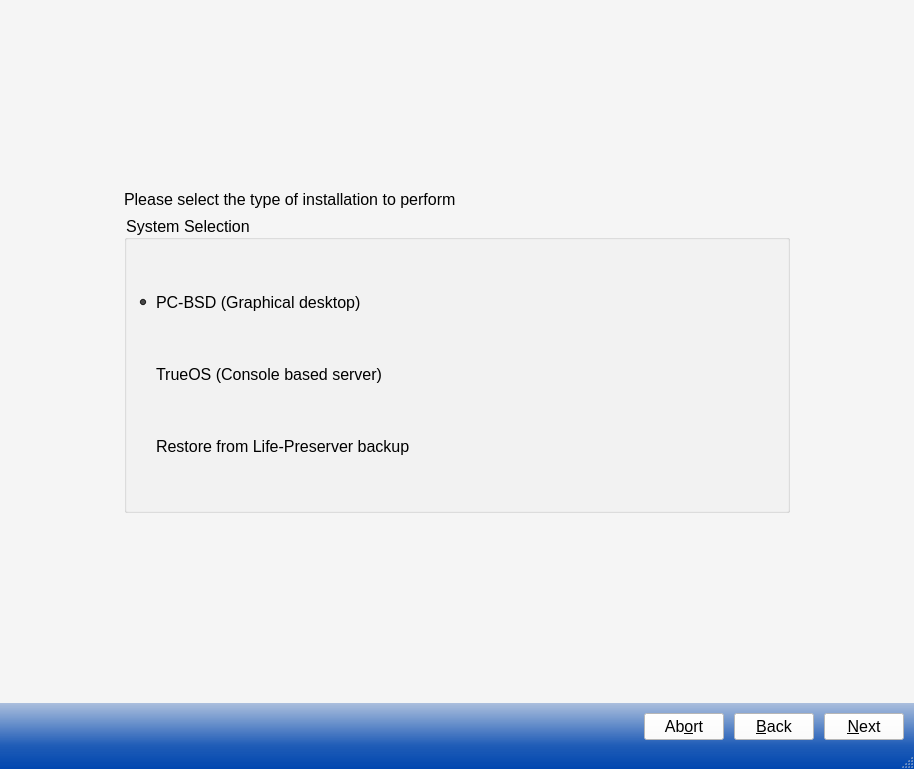
Before: the Qt Designer form src-qt5/pc-installgui/installer.ui in trueos/pcbsd, drawn with Qt 5.
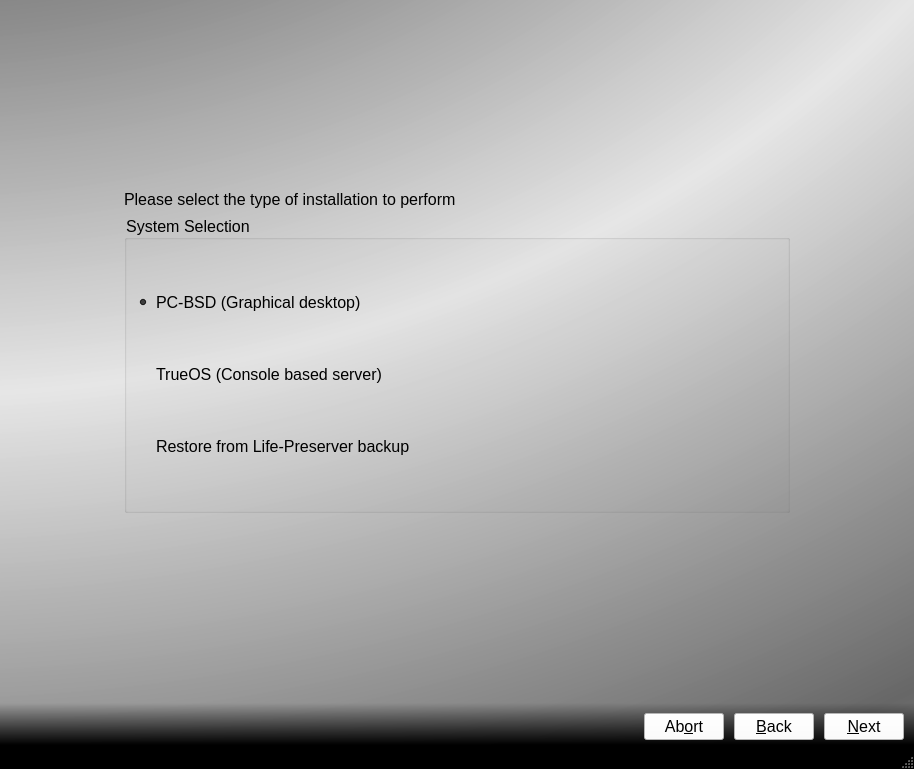
After: the same form once the commit is applied. Icons and pictures are not drawn.

Commit message: Re-theme the installer/firstboot UI's to better match the new wallpaper.

What changed in the file:
```diff
--- a/src-qt5/pc-installgui/installer.ui
+++ b/src-qt5/pc-installgui/installer.ui
@@ -33,14 +33,28 @@
   font-family: &quot;Noto Sans&quot;;
   font-size: 12pt;
 }
+/* Note: The status bar and footer are on top of the Installer */
+QWidget#Installer{
+background-color: lightgrey;
+}
+QWidget#centralwidget{
+background-color: qradialgradient(spread:reflect, cx:-0.1, cy:-0.875, radius:0.7, fx:-0.1, fy:-0.88, stop:0 rgba(255, 255, 255, 110), stop:1 rgba(0,0,0,130));
+}
 QStatusBar{
-background-color: qlineargradient(spread:pad, x1:1, y1:1, x2:1, y2:0, stop:0 rgba(0, 70, 175,255), stop:1 rgba(0, 70, 175,220));
+background-color: qlineargradient(spread:pad, x1:1, y1:1, x2:1, y2:0, stop:0 rgba(0,0, 0,255), stop:1 rgba(0,0, 0,255));
 color: white;
 font-weight: bold;
 }
 QWidget#footerWidget{
-background-color: qlineargradient(spread:pad, x1:1, y1:1, x2:1, y2:-0.5, stop:0 rgba(0, 70, 175,220), stop:1 transparent);
-/*rgba(255, 240, 240, 240));*/
+background-color: qlineargradient(spread:pad, x1:1, y1:1, x2:1, y2:0, stop:0 rgba(0, 0, 0,255), stop:1 transparent);
+}
+/*Note: While the Pages are on top of the installStackWidget */
+QWidget#installStackWidget{
+background: transparent;
+}
+
+QWidget#page, QWidget#page_2, QWidget#page_3, QWidget#page_4, QWidget#pgae_5{
+background-color: transparent;
 }</string>
   </property>
   <widget class="QWidget" name="centralwidget">
@@ -68,9 +82,6 @@
       <property name="autoFillBackground">
        <bool>false</bool>
       </property>
-      <property name="styleSheet">
-       <string notr="true">background-color: rgb(245, 245, 245);</string>
-      </property>
       <property name="currentIndex">
        <number>1</number>
       </property>
```
The commit also changes 1 other file.
